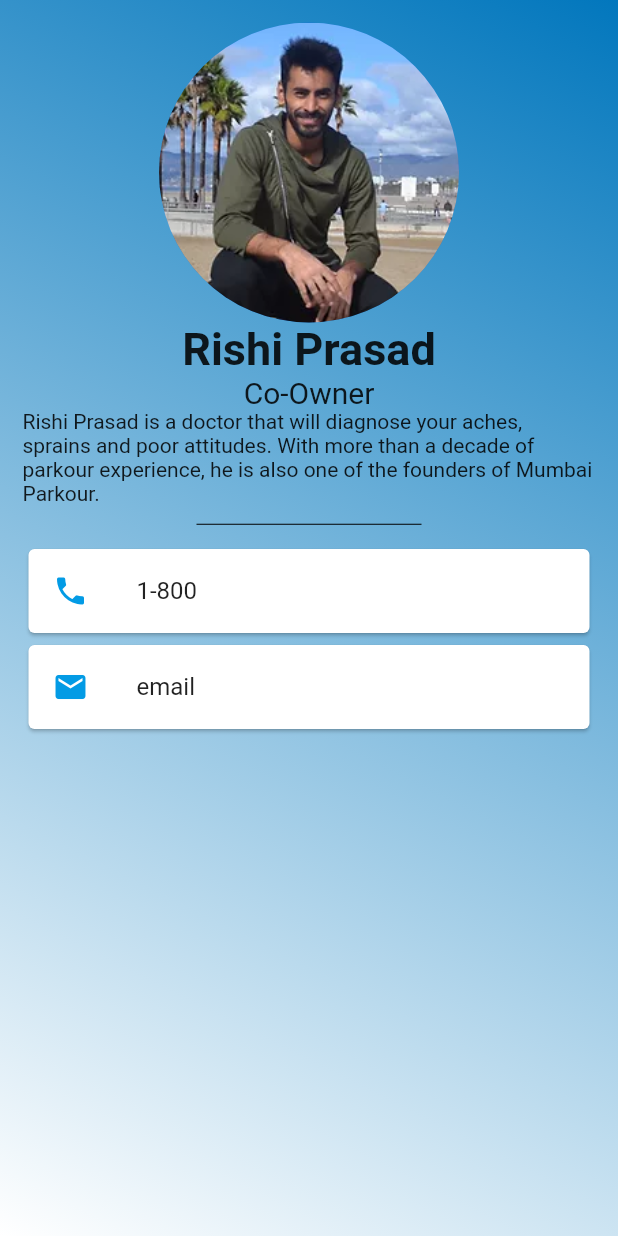
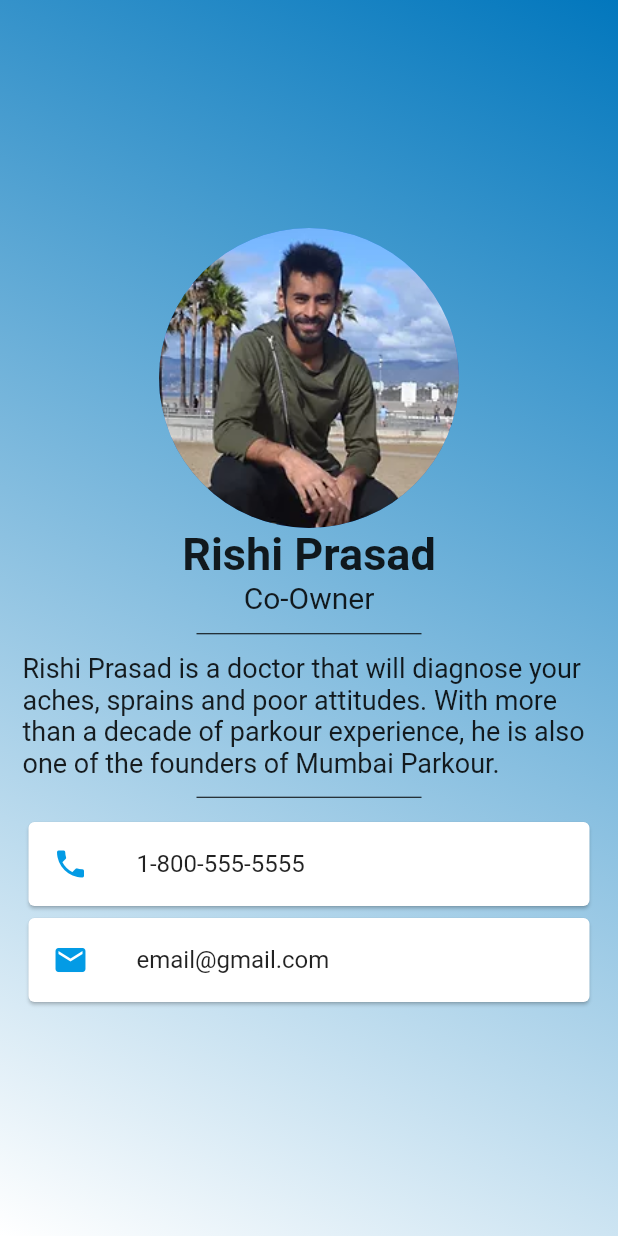
Before and after one commit to KnifeTaco/MMA, a Flutter app: the screen it shows after launch, on a phone screen of 412 x 824 dp. Run offline on Flutter 3.47's test engine with Material 2 defaults, Android fonts, the phone set to English and light mode, and no system bars.

Commit message:
Add Contact Info

```diff
--- a/lib/main.dart
+++ b/lib/main.dart
@@ -21,6 +21,7 @@ class MyApp extends StatelessWidget {
               child: Padding(
                 padding: const EdgeInsets.all(15.0),
                 child: Column(
+                  mainAxisAlignment: MainAxisAlignment.center,
                   children: [
                     CircleAvatar(
                       radius: 100.0,
@@ -39,8 +40,17 @@ class MyApp extends StatelessWidget {
                         fontSize: 20.0,
                       ),
                     ),
+                    SizedBox(
+                      height: 25.0,
+                      width: 150.0,
+                      child: Divider(
+                        color: Colors.black,
+                      ),
+                    ),
                     Text(
-                        "Rishi Prasad is a doctor that will diagnose your aches, sprains and poor attitudes. With more than a decade of parkour experience, he is also one of the founders of Mumbai Parkour."),
+                      "Rishi Prasad is a doctor that will diagnose your aches, sprains and poor attitudes. With more than a decade of parkour experience, he is also one of the founders of Mumbai Parkour.",
+                      style: TextStyle(fontSize: 18.0),
+                    ),
                     SizedBox(
                       height: 25.0,
                       width: 150.0,
@@ -54,7 +64,7 @@ class MyApp extends StatelessWidget {
                           Icons.phone,
                           color: Colors.lightBlue[600],
                         ),
-                        title: Text("1-800"),
+                        title: Text("1-800-555-5555"),
                       ),
                     ),
                     Card(
@@ -63,7 +73,7 @@ class MyApp extends StatelessWidget {
                           Icons.mail,
                           color: Colors.lightBlue[600],
                         ),
-                        title: Text("email"),
+                        title: Text("email@gmail.com"),
                       ),
                     ),
                   ],
```
